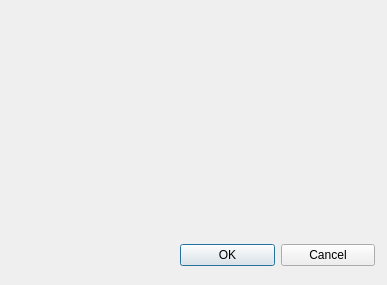
First picture: the form in Program/ProgramIO/formularzdodajuzytkownika.ui, repository ZUTIO/IO, before the edit.
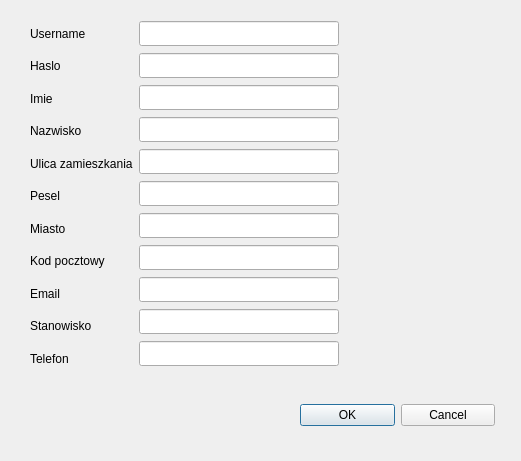
Second picture: the form after the edit.

```diff
--- a/Program/ProgramIO/formularzdodajuzytkownika.ui
+++ b/Program/ProgramIO/formularzdodajuzytkownika.ui
@@ -6,8 +6,8 @@
    <rect>
     <x>0</x>
     <y>0</y>
-    <width>387</width>
-    <height>285</height>
+    <width>521</width>
+    <height>461</height>
    </rect>
   </property>
   <property name="windowTitle">
@@ -16,13 +16,509 @@
   <widget class="QWidget" name="layoutWidget">
    <property name="geometry">
     <rect>
-     <x>180</x>
-     <y>240</y>
+     <x>30</x>
+     <y>20</y>
+     <width>465</width>
+     <height>352</height>
+    </rect>
+   </property>
+   <layout class="QHBoxLayout" name="horizontalLayout_5">
+    <item>
+     <layout class="QVBoxLayout" name="verticalLayout_5">
+      <item>
+       <widget class="QLabel" name="labelUsernameU">
+        <property name="text">
+         <string>Username</string>
+        </property>
+       </widget>
+      </item>
+      <item>
+       <widget class="QLabel" name="labelHasloU">
+        <property name="text">
+         <string>Haslo</string>
+        </property>
+       </widget>
+      </item>
+      <item>
+       <widget class="QLabel" name="labelImieU">
+        <property name="text">
+         <string>Imie</string>
+        </property>
+       </widget>
+      </item>
+      <item>
+       <widget class="QLabel" name="labelNazwiskoU">
+        <property name="text">
+         <string>Nazwisko</string>
+        </property>
+       </widget>
+      </item>
+      <item>
+       <widget class="QLabel" name="labelUlicaU">
+        <property name="text">
+         <string>Ulica zamieszkania</string>
+        </property>
+       </widget>
+      </item>
+      <item>
+       <widget class="QLabel" name="labelPeselU">
+        <property name="text">
+         <string>Pesel</string>
+        </property>
+       </widget>
+      </item>
+      <item>
+       <widget class="QLabel" name="labelMiastoU">
+        <property name="text">
+         <string>Miasto</string>
+        </property>
+       </widget>
+      </item>
+      <item>
+       <widget class="QLabel" name="labelKodU">
+        <property name="text">
+         <string>Kod pocztowy</string>
+        </property>
+       </widget>
+      </item>
+      <item>
+       <widget class="QLabel" name="labelEmailU">
+        <property name="text">
+         <string>Email</string>
+        </property>
+       </widget>
+      </item>
+      <item>
+       <widget class="QLabel" name="labelStanowiskoU">
+        <property name="text">
+         <string>Stanowisko</string>
+        </property>
+       </widget>
+      </item>
+      <item>
+       <widget class="QLabel" name="labelTelefonU">
+        <property name="text">
+         <string>Telefon</string>
+        </property>
+       </widget>
+      </item>
+     </layout>
+    </item>
+    <item>
+     <layout class="QHBoxLayout" name="horizontalLayout_6">
+      <item>
+       <layout class="QVBoxLayout" name="verticalLayout_6">
+        <item>
+         <widget class="QLineEdit" name="lineUsernameU">
+          <property name="minimumSize">
+           <size>
+            <width>200</width>
+            <height>25</height>
+           </size>
+          </property>
+         </widget>
+        </item>
+        <item>
+         <widget class="QLineEdit" name="lineHasloU">
+          <property name="minimumSize">
+           <size>
+            <width>200</width>
+            <height>25</height>
+           </size>
+          </property>
+         </widget>
+        </item>
+        <item>
+         <widget class="QLineEdit" name="lineImieU">
+          <property name="minimumSize">
+           <size>
+            <width>200</width>
+            <height>25</height>
+           </size>
+          </property>
+         </widget>
+        </item>
+        <item>
+         <widget class="QLineEdit" name="lineNazwiskoU">
+          <property name="minimumSize">
+           <size>
+            <width>200</width>
+            <height>25</height>
+           </size>
+          </property>
+          <property name="maximumSize">
+           <size>
+            <width>16777215</width>
+            <height>16777215</height>
+           </size>
+          </property>
+         </widget>
+        </item>
+        <item>
+         <widget class="QLineEdit" name="lineUlicaU">
+          <property name="minimumSize">
+           <size>
+            <width>200</width>
+            <height>25</height>
+           </size>
+          </property>
+         </widget>
+        </item>
+        <item>
+         <widget class="QLineEdit" name="lineNrMieszkania_2">
+          <property name="minimumSize">
+           <size>
+            <width>200</width>
+            <height>25</height>
+           </size>
+          </property>
+         </widget>
+        </item>
+        <item>
+         <widget class="QLineEdit" name="lineMiastoU">
+          <property name="minimumSize">
+           <size>
+            <width>200</width>
+            <height>25</height>
+           </size>
+          </property>
+         </widget>
+        </item>
+        <item>
+         <widget class="QLineEdit" name="lineKodU">
+          <property name="minimumSize">
+           <size>
+            <width>200</width>
+            <height>25</height>
+           </size>
+          </property>
+         </widget>
+        </item>
+        <item>
+         <widget class="QLineEdit" name="lineEmailU">
+          <property name="minimumSize">
+           <size>
+            <width>200</width>
+            <height>25</height>
+           </size>
+          </property>
+         </widget>
+        </item>
+        <item>
+         <widget class="QLineEdit" name="lineStanowiskoU">
+          <property name="minimumSize">
+           <size>
+            <width>200</width>
+            <height>25</height>
+           </size>
+          </property>
+         </widget>
+        </item>
+        <item>
+         <widget class="QLineEdit" name="lineTelefonU">
+          <property name="minimumSize">
+           <size>
+            <width>200</width>
+            <height>25</height>
+           </size>
+          </property>
+         </widget>
+        </item>
+       </layout>
+      </item>
+      <item>
+       <layout class="QVBoxLayout" name="verticalLayout_7">
+        <item>
+         <widget class="QLabel" name="labelUsernameWymaganeU">
+          <property name="sizePolicy">
+           <sizepolicy hsizetype="Expanding" vsizetype="Expanding">
+            <horstretch>0</horstretch>
+            <verstretch>0</verstretch>
+           </sizepolicy>
+          </property>
+          <property name="minimumSize">
+           <size>
+            <width>0</width>
+            <height>0</height>
+           </size>
+          </property>
+          <property name="maximumSize">
+           <size>
+            <width>300</width>
+            <height>16777215</height>
+           </size>
+          </property>
+          <property name="text">
+           <string/>
+          </property>
+         </widget>
+        </item>
+        <item>
+         <widget class="QLabel" name="labelHasloWymaganeU">
+          <property name="sizePolicy">
+           <sizepolicy hsizetype="Expanding" vsizetype="Expanding">
+            <horstretch>0</horstretch>
+            <verstretch>0</verstretch>
+           </sizepolicy>
+          </property>
+          <property name="minimumSize">
+           <size>
+            <width>0</width>
+            <height>0</height>
+           </size>
+          </property>
+          <property name="maximumSize">
+           <size>
+            <width>300</width>
+            <height>16777215</height>
+           </size>
+          </property>
+          <property name="text">
+           <string/>
+          </property>
+         </widget>
+        </item>
+        <item>
+         <widget class="QLabel" name="labelImieWymaganeU">
+          <property name="sizePolicy">
+           <sizepolicy hsizetype="Expanding" vsizetype="Expanding">
+            <horstretch>0</horstretch>
+            <verstretch>0</verstretch>
+           </sizepolicy>
+          </property>
+          <property name="minimumSize">
+           <size>
+            <width>0</width>
+            <height>0</height>
+           </size>
+          </property>
+          <property name="maximumSize">
+           <size>
+            <width>300</width>
+            <height>16777215</height>
+           </size>
+          </property>
+          <property name="text">
+           <string/>
+          </property>
+         </widget>
+        </item>
+        <item>
+         <widget class="QLabel" name="labelNazwiskoWymaganeU">
+          <property name="sizePolicy">
+           <sizepolicy hsizetype="Expanding" vsizetype="Expanding">
+            <horstretch>0</horstretch>
+            <verstretch>0</verstretch>
+           </sizepolicy>
+          </property>
+          <property name="minimumSize">
+           <size>
+            <width>0</width>
+            <height>0</height>
+           </size>
+          </property>
+          <property name="maximumSize">
+           <size>
+            <width>300</width>
+            <height>16777215</height>
+           </size>
+          </property>
+          <property name="text">
+           <string/>
+          </property>
+         </widget>
+        </item>
+        <item>
+         <widget class="QLabel" name="labelUlicaWymaganeU">
+          <property name="sizePolicy">
+           <sizepolicy hsizetype="Expanding" vsizetype="Expanding">
+            <horstretch>0</horstretch>
+            <verstretch>0</verstretch>
+           </sizepolicy>
+          </property>
+          <property name="minimumSize">
+           <size>
+            <width>0</width>
+            <height>0</height>
+           </size>
+          </property>
+          <property name="maximumSize">
+           <size>
+            <width>300</width>
+            <height>16777215</height>
+           </size>
+          </property>
+          <property name="text">
+           <string/>
+          </property>
+         </widget>
+        </item>
+        <item>
+         <widget class="QLabel" name="labelPeselWymaganeU">
+          <property name="sizePolicy">
+           <sizepolicy hsizetype="Expanding" vsizetype="Expanding">
+            <horstretch>0</horstretch>
+            <verstretch>0</verstretch>
+           </sizepolicy>
+          </property>
+          <property name="minimumSize">
+           <size>
+            <width>0</width>
+            <height>0</height>
+           </size>
+          </property>
+          <property name="maximumSize">
+           <size>
+            <width>300</width>
+            <height>16777215</height>
+           </size>
+          </property>
+          <property name="text">
+           <string/>
+          </property>
+         </widget>
+        </item>
+        <item>
+         <widget class="QLabel" name="labelMiastoWymaganeU">
+          <property name="sizePolicy">
+           <sizepolicy hsizetype="Expanding" vsizetype="Expanding">
+            <horstretch>0</horstretch>
+            <verstretch>0</verstretch>
+           </sizepolicy>
+          </property>
+          <property name="minimumSize">
+           <size>
+            <width>0</width>
+            <height>0</height>
+           </size>
+          </property>
+          <property name="maximumSize">
+           <size>
+            <width>300</width>
+            <height>16777215</height>
+           </size>
+          </property>
+          <property name="text">
+           <string/>
+          </property>
+         </widget>
+        </item>
+        <item>
+         <widget class="QLabel" name="labelKodWymaganeU">
+          <property name="sizePolicy">
+           <sizepolicy hsizetype="Expanding" vsizetype="Expanding">
+            <horstretch>0</horstretch>
+            <verstretch>0</verstretch>
+           </sizepolicy>
+          </property>
+          <property name="minimumSize">
+           <size>
+            <width>0</width>
+            <height>0</height>
+           </size>
+          </property>
+          <property name="maximumSize">
+           <size>
+            <width>300</width>
+            <height>16777215</height>
+           </size>
+          </property>
+          <property name="text">
+           <string/>
+          </property>
+         </widget>
+        </item>
+        <item>
+         <widget class="QLabel" name="labelEmailWymaganeU">
+          <property name="sizePolicy">
+           <sizepolicy hsizetype="Expanding" vsizetype="Expanding">
+            <horstretch>0</horstretch>
+            <verstretch>0</verstretch>
+           </sizepolicy>
+          </property>
+          <property name="minimumSize">
+           <size>
+            <width>0</width>
+            <height>0</height>
+           </size>
+          </property>
+          <property name="maximumSize">
+           <size>
+            <width>300</width>
+            <height>16777215</height>
+           </size>
+          </property>
+          <property name="text">
+           <string/>
+          </property>
+         </widget>
+        </item>
+        <item>
+         <widget class="QLabel" name="labelStanowiskoWymaganeU">
+          <property name="sizePolicy">
+           <sizepolicy hsizetype="Expanding" vsizetype="Expanding">
+            <horstretch>0</horstretch>
+            <verstretch>0</verstretch>
+           </sizepolicy>
+          </property>
+          <property name="minimumSize">
+           <size>
+            <width>0</width>
+            <height>0</height>
+           </size>
+          </property>
+          <property name="maximumSize">
+           <size>
+            <width>300</width>
+            <height>16777215</height>
+           </size>
+          </property>
+          <property name="text">
+           <string/>
+          </property>
+         </widget>
+        </item>
+        <item>
+         <widget class="QLabel" name="labelTelefonWymaganeU">
+          <property name="sizePolicy">
+           <sizepolicy hsizetype="Expanding" vsizetype="Expanding">
+            <horstretch>0</horstretch>
+            <verstretch>0</verstretch>
+           </sizepolicy>
+          </property>
+          <property name="minimumSize">
+           <size>
+            <width>0</width>
+            <height>0</height>
+           </size>
+          </property>
+          <property name="maximumSize">
+           <size>
+            <width>300</width>
+            <height>16777215</height>
+           </size>
+          </property>
+          <property name="text">
+           <string/>
+          </property>
+         </widget>
+        </item>
+       </layout>
+      </item>
+     </layout>
+    </item>
+   </layout>
+  </widget>
+  <widget class="QWidget" name="layoutWidget_3">
+   <property name="geometry">
+    <rect>
+     <x>300</x>
+     <y>400</y>
      <width>195</width>
      <height>30</height>
     </rect>
    </property>
-   <layout class="QHBoxLayout" name="horizontalLayout_2">
+   <layout class="QHBoxLayout" name="horizontalLayout_7">
     <item>
      <widget class="QPushButton" name="buttonOK">
       <property name="text">
```
Left out of the diff: 9 changed lines with no effect on the pictures.
